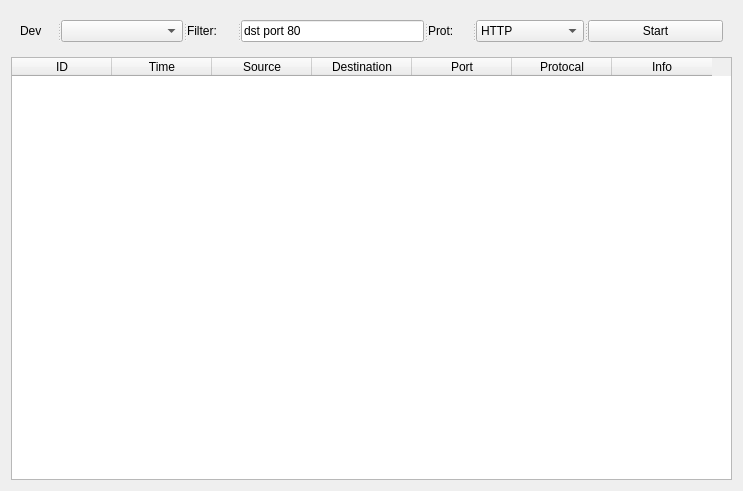
guiyang882/WebPackage, file Capture/captureform.ui: the form before one commit.
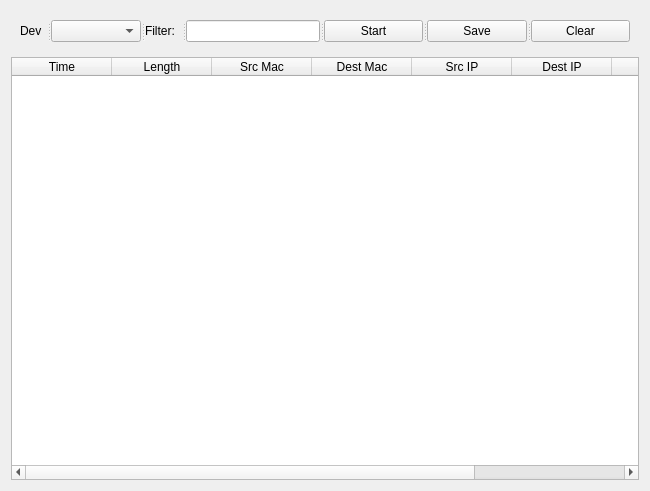
The form after the commit.

What changed in the file:
```diff
--- a/Capture/captureform.ui
+++ b/Capture/captureform.ui
@@ -6,7 +6,7 @@
    <rect>
     <x>0</x>
     <y>0</y>
-    <width>743</width>
+    <width>650</width>
     <height>491</height>
    </rect>
   </property>
@@ -53,56 +53,24 @@
           </size>
          </property>
          <property name="text">
-          <string>dst port 80</string>
+          <string/>
          </property>
         </widget>
-        <widget class="QLabel" name="label_2">
-         <property name="text">
-          <string>Prot:</string>
-         </property>
-        </widget>
-        <widget class="QComboBox" name="comboBox_protocal">
-         <item>
-          <property name="text">
-           <string>HTTP</string>
-          </property>
-         </item>
-         <item>
-          <property name="text">
-           <string>IP</string>
-          </property>
-         </item>
-         <item>
-          <property name="text">
-           <string>TCP</string>
-          </property>
-         </item>
-         <item>
-          <property name="text">
-           <string>UDP</string>
-          </property>
-         </item>
-         <item>
-          <property name="text">
-           <string>ICMP</string>
-          </property>
-         </item>
-         <item>
-          <property name="text">
-           <string>ARP</string>
-          </property>
-         </item>
-         <item>
-          <property name="text">
-           <string>RARP</string>
-          </property>
-         </item>
-        </widget>
         <widget class="QPushButton" name="pushButton_start">
          <property name="text">
           <string>Start</string>
          </property>
         </widget>
+        <widget class="QPushButton" name="pushButton_save">
+         <property name="text">
+          <string>Save</string>
+         </property>
+        </widget>
+        <widget class="QPushButton" name="pushButton_clear">
+         <property name="text">
+          <string>Clear</string>
+         </property>
+        </widget>
        </widget>
       </item>
      </layout>
@@ -110,11 +78,9 @@
    </item>
    <item row="1" column="0">
     <widget class="QTableWidget" name="tableWidget_showPackages">
-     <column>
-      <property name="text">
-       <string>ID</string>
-      </property>
-     </column>
+     <property name="styleSheet">
+      <string notr="true">font: 12pt &quot;Courier New&quot;;</string>
+     </property>
      <column>
       <property name="text">
        <string>Time</string>
@@ -122,27 +88,37 @@
      </column>
      <column>
       <property name="text">
-       <string>Source</string>
+       <string>Length</string>
       </property>
      </column>
      <column>
       <property name="text">
-       <string>Destination</string>
+       <string>Src Mac</string>
       </property>
      </column>
      <column>
       <property name="text">
-       <string>Port</string>
+       <string>Dest Mac</string>
       </property>
      </column>
      <column>
       <property name="text">
-       <string>Protocal</string>
+       <string>Src IP</string>
       </property>
      </column>
      <column>
       <property name="text">
-       <string>Info</string>
+       <string>Dest IP</string>
+      </property>
+     </column>
+     <column>
+      <property name="text">
+       <string>Protocol</string>
+      </property>
+     </column>
+     <column>
+      <property name="text">
+       <string>Data</string>
       </property>
      </column>
     </widget>
```
